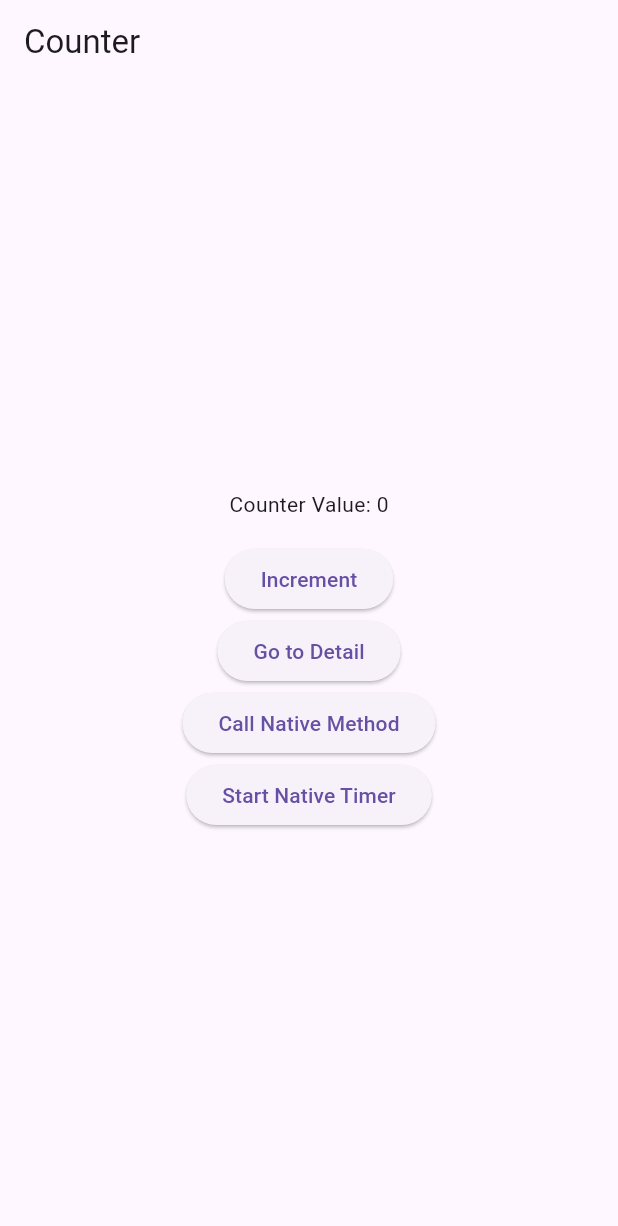
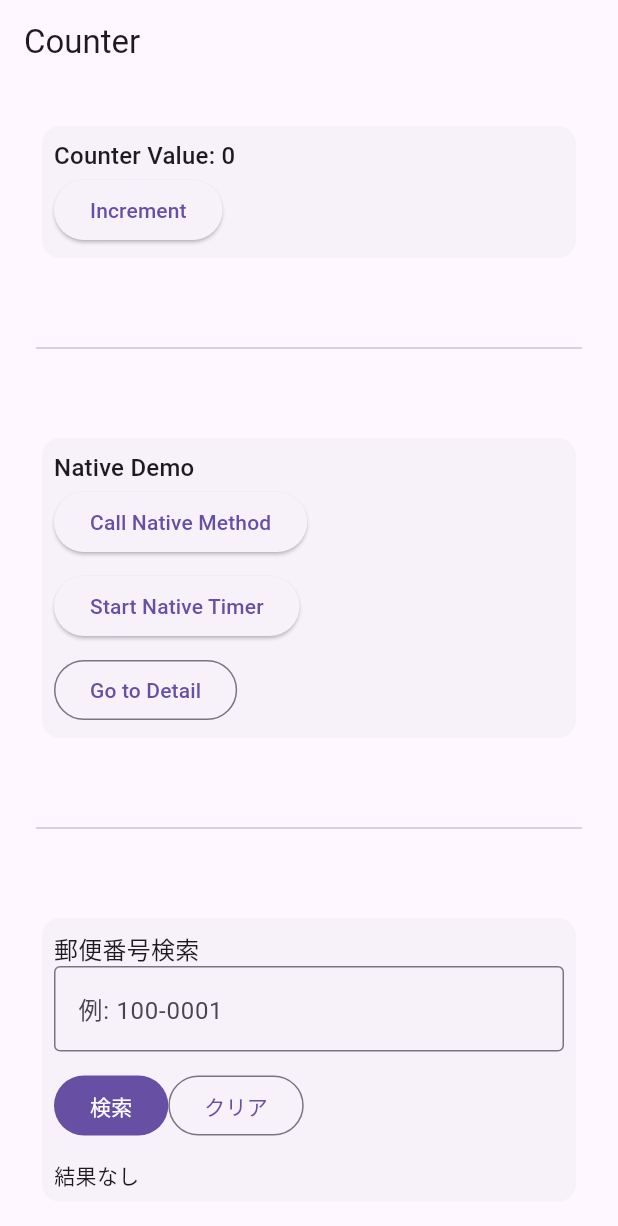
Before and after one commit to bassga/riverpod_sample, a Flutter app: the screen it shows after launch, on a phone screen of 412 x 824 dp. Shown: the top 1226 px of the screen. Run offline on Flutter 3.47's test engine with Material 3 defaults, Android fonts, the phone set to English and light mode, and no system bars; our stand-ins replace dio, flutter_hooks, flutter_riverpod, go_router, hooks_riverpod, riverpod_annotation; missing offline and left inert: storybook_flutter; generated files the repository leaves out were written again.

Commit message:
レイアウトのリファクタリング (#4)
* wip

* fix

```diff
--- /dev/null
+++ b/devtools_options.yaml
@@ -0,0 +1,3 @@
+description: This file stores settings for Dart & Flutter DevTools.
+documentation: https://docs.flutter.dev/tools/devtools/extensions#configure-extension-enablement-states
+extensions:
--- a/lib/app/app.dart
+++ b/lib/app/app.dart
@@ -1,6 +1,7 @@
 import 'package:flutter/material.dart';
 import 'package:flutter_riverpod/flutter_riverpod.dart';
 import 'package:reverpod_sample/app/router.dart';
+import 'package:reverpod_sample/core/design/app_theme_extention.dart';
 
 class MyApp extends ConsumerWidget {
   const MyApp({super.key});
@@ -10,6 +11,9 @@ class MyApp extends ConsumerWidget {
     return MaterialApp.router(
       title: 'Riverpod MVVM Sample',
       routerConfig: router,
+      theme: ThemeData(
+        extensions: const [AppSpacingTheme(page: 24, section: 24, inside: 8)],
+      ),
     );
   }
 }
--- /dev/null
+++ b/lib/core/design/app_theme_extention.dart
@@ -0,0 +1,29 @@
+import 'package:flutter/material.dart';
+
+class AppSpacingTheme extends ThemeExtension<AppSpacingTheme> {
+  const AppSpacingTheme({
+    required this.page,
+    required this.section,
+    required this.inside,
+  });
+  final double page;
+  final double section;
+  final double inside;
+
+  @override
+  AppSpacingTheme copyWith({double? page, double? section, double? inside}) {
+    return AppSpacingTheme(
+      page: page ?? this.page,
+      section: section ?? this.section,
+      inside: inside ?? this.inside,
+    );
+  }
+
+  @override
+  AppSpacingTheme lerp(ThemeExtension<AppSpacingTheme>? other, double t) =>
+      this;
+}
+
+extension SpacingX on BuildContext {
+  AppSpacingTheme get space => Theme.of(this).extension<AppSpacingTheme>()!;
+}
--- /dev/null
+++ b/lib/core/design/tokens.dart
@@ -0,0 +1,32 @@
+import 'package:flutter/material.dart';
+
+@immutable
+class AppSpacing {
+  const AppSpacing._();
+  static const xs = 4.0;
+  static const sm = 8.0;
+  static const md = 16.0;
+  static const lg = 24.0;
+  static const xl = 32.0;
+}
+
+@immutable
+class AppRadius {
+  const AppRadius._();
+  static const sm = 8.0;
+  static const md = 12.0;
+  static const lg = 16.0;
+}
+
+@immutable
+class AppInsets {
+  const AppInsets._();
+  static const page = EdgeInsets.symmetric(horizontal: AppSpacing.lg);
+  static const section = EdgeInsets.all(AppSpacing.md);
+}
+
+/// 便利ショートカット
+extension Gap on num {
+  SizedBox get h => SizedBox(height: toDouble());
+  SizedBox get w => SizedBox(width: toDouble());
+}
--- /dev/null
+++ b/lib/core/layout/app_page.dart
@@ -0,0 +1,22 @@
+import 'package:flutter/material.dart';
+import 'package:reverpod_sample/core/design/app_theme_extention.dart';
+
+class AppPage extends StatelessWidget {
+  const AppPage({super.key, required this.title, required this.child});
+  final String title;
+  final Widget child;
+
+  @override
+  Widget build(BuildContext context) {
+    final s = context.space;
+    return Scaffold(
+      appBar: AppBar(title: Text(title)),
+      body: SafeArea(
+        child: SingleChildScrollView(
+          padding: EdgeInsets.symmetric(horizontal: s.page),
+          child: child,
+        ),
+      ),
+    );
+  }
+}
--- /dev/null
+++ b/lib/core/layout/section.dart
@@ -0,0 +1,30 @@
+import 'package:flutter/material.dart';
+import 'package:reverpod_sample/core/design/app_theme_extention.dart';
+
+class Section extends StatelessWidget {
+  const Section({super.key, required this.title, required this.child});
+  final String title;
+  final Widget child;
+
+  @override
+  Widget build(BuildContext context) {
+    final s = context.space;
+    return Padding(
+      padding: EdgeInsets.symmetric(vertical: s.section),
+      child: Card(
+        elevation: 0,
+        child: Padding(
+          padding: EdgeInsets.all(s.inside),
+          child: Column(
+            crossAxisAlignment: CrossAxisAlignment.start,
+            children: [
+              Text(title, style: Theme.of(context).textTheme.titleMedium),
+              SizedBox(width: s.inside),
+              child,
+            ],
+          ),
+        ),
+      ),
+    );
+  }
+}
--- /dev/null
+++ b/lib/core/widgets/app_divider.dart
@@ -0,0 +1,14 @@
+import 'package:flutter/material.dart';
+import 'package:reverpod_sample/core/design/tokens.dart';
+
+class AppDivider extends StatelessWidget {
+  const AppDivider({super.key});
+
+  @override
+  Widget build(BuildContext context) {
+    return const Padding(
+      padding: EdgeInsets.symmetric(vertical: AppSpacing.lg),
+      child: Divider(thickness: 1),
+    );
+  }
+}
--- /dev/null
+++ b/lib/core/widgets/spaced_column.dart
@@ -0,0 +1,23 @@
+import 'package:flutter/material.dart';
+import 'package:reverpod_sample/core/design/app_theme_extention.dart';
+
+class SpacedColumn extends StatelessWidget {
+  const SpacedColumn({super.key, required this.children, this.gap});
+
+  final List<Widget> children;
+  final double? gap;
+
+  @override
+  Widget build(BuildContext context) {
+    final g = gap ?? context.space.inside;
+    return Column(
+      crossAxisAlignment: CrossAxisAlignment.start,
+      children: [
+        for (int i = 0; i < children.length; i++) ...[
+          if (i > 0) SizedBox(height: g),
+          children[i],
+        ],
+      ],
+    );
+  }
+}
--- /dev/null
+++ b/lib/features/address/view/zip_search_section.dart
@@ -0,0 +1,66 @@
+import 'package:flutter/material.dart';
+import 'package:flutter_hooks/flutter_hooks.dart';
+import 'package:hooks_riverpod/hooks_riverpod.dart';
+import 'package:reverpod_sample/core/layout/section.dart';
+import 'package:reverpod_sample/core/widgets/spaced_column.dart';
+import 'package:reverpod_sample/features/address/view_models/zip_search_view_model.dart';
+
+class ZipSearchSection extends HookConsumerWidget {
+  const ZipSearchSection({super.key});
+
+  @override
+  Widget build(BuildContext context, WidgetRef ref) {
+    final zipController = useTextEditingController(text: '');
+    final zipState = ref.watch(zipSearchViewModelProvider);
+    final zipNotifier = ref.read(zipSearchViewModelProvider.notifier);
+
+    return Section(
+      title: '郵便番号検索',
+      child: SpacedColumn(
+        gap: 12,
+        children: [
+          TextField(
+            controller: zipController,
+            keyboardType: TextInputType.number,
+            decoration: const InputDecoration(
+              border: OutlineInputBorder(),
+              hintText: '例: 100-0001',
+            ),
+          ),
+          Row(
+            children: [
+              FilledButton(
+                onPressed: zipState.isLoading
+                    ? null
+                    : () => zipNotifier.searchZip(zipController.text),
+                child: Text(zipState.isLoading ? '検索中...' : '検索'),
+              ),
+              OutlinedButton(
+                onPressed: () {
+                  zipController.clear();
+                },
+                child: const Text('クリア'),
+              ),
+            ],
+          ),
+          zipState.when(
+            data: (zip) {
+              if (zip == null) return const Text('結果なし');
+              return Column(
+                crossAxisAlignment: CrossAxisAlignment.start,
+                children: [
+                  Text('郵便番号: ${zip.zipcode}'),
+                  Text('都道府県: ${zip.address1}'),
+                  Text('市区町村: ${zip.address2}'),
+                  Text('町域: ${zip.address3}'),
+                ],
+              );
+            },
+            loading: () => const CircularProgressIndicator(),
+            error: (e, _) => Text('エラー: $e'),
+          ),
+        ],
+      ),
+    );
+  }
+}
--- a/lib/features/counter/view/counter_screen.dart
+++ b/lib/features/counter/view/counter_screen.dart
@@ -1,62 +1,28 @@
 // ignore_for_file: use_build_context_synchronously
 
 import 'package:flutter/material.dart';
-import 'package:go_router/go_router.dart';
 import 'package:hooks_riverpod/hooks_riverpod.dart';
-import 'package:reverpod_sample/core/native/native_bridge.dart';
-import 'package:reverpod_sample/features/counter/view_model/counter_view_model.dart';
-import 'package:reverpod_sample/features/counter/view_model/native_timer_view_model.dart';
-import 'package:reverpod_sample/features/counter/widgets/counter_value_text.dart';
+import 'package:reverpod_sample/core/layout/app_page.dart';
+import 'package:reverpod_sample/core/widgets/app_divider.dart';
+import 'package:reverpod_sample/features/address/view/zip_search_section.dart';
+import 'package:reverpod_sample/features/counter/view/sections/counter_section.dart';
+import 'package:reverpod_sample/features/counter/view/sections/native_demo_section.dart';
 
 class CounterScreen extends HookConsumerWidget {
   const CounterScreen({super.key});
   @override
   Widget build(BuildContext context, WidgetRef ref) {
-    final count = ref.watch(counterViewModelProvider);
-    final counter = ref.read(counterViewModelProvider.notifier);
-
-    bool isRunning = ref.watch(nativeTimerViewModelProvider);
-    final timerController = ref.read(nativeTimerViewModelProvider.notifier);
-
-    return Scaffold(
-      appBar: AppBar(title: const Text('Counter')),
-      body: Center(
-        child: Column(
-          mainAxisAlignment: MainAxisAlignment.center,
-          children: <Widget>[
-            CounterValueText(count),
-            const SizedBox(height: 16),
-            ElevatedButton(
-              onPressed: counter.increment,
-              child: const Text('Increment'),
-            ),
-            ElevatedButton(
-              onPressed: () => context.push('/detail'),
-              child: const Text('Go to Detail'),
-            ),
-            ElevatedButton(
-              onPressed: () async {
-                try {
-                  final result = await NativeBridge.sayHello('Flutter');
-                  ScaffoldMessenger.of(context).showSnackBar(
-                    SnackBar(content: Text('Native says: $result')),
-                  );
-                } catch (e) {
-                  ScaffoldMessenger.of(
-                    context,
-                  ).showSnackBar(SnackBar(content: Text('Error: $e')));
-                }
-              },
-              child: const Text('Call Native Method'),
-            ),
-            ElevatedButton(
-              onPressed: () => timerController.toggleTimer(context),
-              child: Text(
-                isRunning ? 'Stop Native Timer' : 'Start Native Timer',
-              ),
-            ),
-          ],
-        ),
+    return const AppPage(
+      title: 'Counter',
+      child: Column(
+        crossAxisAlignment: CrossAxisAlignment.stretch,
+        children: [
+          CounterSection(),
+          AppDivider(),
+          NativeDemoSection(),
+          AppDivider(),
+          ZipSearchSection(),
+        ],
       ),
     );
   }
--- /dev/null
+++ b/lib/features/counter/view/sections/counter_section.dart
@@ -0,0 +1,27 @@
+import 'package:flutter/material.dart';
+import 'package:hooks_riverpod/hooks_riverpod.dart';
+import 'package:reverpod_sample/core/layout/section.dart';
+import 'package:reverpod_sample/core/widgets/spaced_column.dart';
+import 'package:reverpod_sample/features/counter/view_model/counter_view_model.dart';
+
+class CounterSection extends ConsumerWidget {
+  const CounterSection({super.key});
+
+  @override
+  Widget build(BuildContext context, WidgetRef ref) {
+    final count = ref.watch(counterViewModelProvider);
+    final counter = ref.read(counterViewModelProvider.notifier);
+
+    return Section(
+      title: 'Counter Value: $count',
+      child: SpacedColumn(
+        children: [
+          ElevatedButton(
+            onPressed: counter.increment,
+            child: const Text('Increment'),
+          ),
+        ],
+      ),
+    );
+  }
+}
--- /dev/null
+++ b/lib/features/counter/view/sections/native_demo_section.dart
@@ -0,0 +1,48 @@
+import 'package:flutter/material.dart';
+import 'package:go_router/go_router.dart';
+import 'package:hooks_riverpod/hooks_riverpod.dart';
+import 'package:reverpod_sample/core/layout/section.dart';
+import 'package:reverpod_sample/core/native/native_bridge.dart';
+import 'package:reverpod_sample/core/widgets/spaced_column.dart';
+import 'package:reverpod_sample/features/counter/view_model/native_timer_view_model.dart';
+
+class NativeDemoSection extends ConsumerWidget {
+  const NativeDemoSection({super.key});
+  @override
+  Widget build(BuildContext context, WidgetRef ref) {
+    final isRunning = ref.watch(nativeTimerViewModelProvider);
+    final timer = ref.read(nativeTimerViewModelProvider.notifier);
+
+    return Section(
+      title: 'Native Demo',
+      child: SpacedColumn(
+        children: [
+          ElevatedButton(
+            onPressed: () async {
+              try {
+                final result = await NativeBridge.sayHello('Flutter');
+                if (!context.mounted) return;
+                ScaffoldMessenger.of(
+                  context,
+                ).showSnackBar(SnackBar(content: Text('Native says: $result')));
+              } catch (e) {
+                ScaffoldMessenger.of(
+                  context,
+                ).showSnackBar(SnackBar(content: Text('Error: $e')));
+              }
+            },
+            child: const Text('Call Native Method'),
+          ),
+          ElevatedButton(
+            onPressed: () => timer.toggleTimer(context),
+            child: Text(isRunning ? 'Stop Native Timer' : 'Start Native Timer'),
+          ),
+          OutlinedButton(
+            onPressed: () => context.push('/detail'),
+            child: const Text('Go to Detail'),
+          ),
+        ],
+      ),
+    );
+  }
+}
--- a/pubspec.yaml
+++ b/pubspec.yaml
@@ -42,6 +42,8 @@ dependencies:
   riverpod_annotation: ^2.6.1
   build_runner: ^2.5.4
   storybook_flutter: ^0.14.1
+  dio: ^5.9.0
+  json_annotation: ^4.9.0
 
 dev_dependencies:
   flutter_test:
@@ -53,6 +55,7 @@ dev_dependencies:
   # package. See that file for information about deactivating specific lint
   # rules and activating additional ones.
   flutter_lints: ^5.0.0
+  json_serializable: ^6.9.5
 
 # For information on the generic Dart part of this file, see the
 # following page: https://dart.dev/tools/pub/pubspec
```
Also changed, not shown: lib/address/domain/zip_address.dart (added, +21 -0 lines), lib/core/network/dio_provider.dart (added, +23 -0 lines), lib/features/address/data/zip_repository.dart (added, +49 -0 lines), lib/features/address/view_models/zip_search_view_model.dart (added, +26 -0 lines), lib/address/domain/zip_address.g.dart (added), lib/core/network/dio_provider.g.dart (added), lib/features/address/data/zip_repository.g.dart (added), lib/features/address/view_models/zip_search_view_model.g.dart (added), pubspec.lock.
